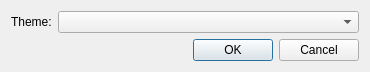
This is dialogs/settingsdialog.ui in REDasmOrg/REDasm as Qt 5 draws it before an edit. The edited form follows.
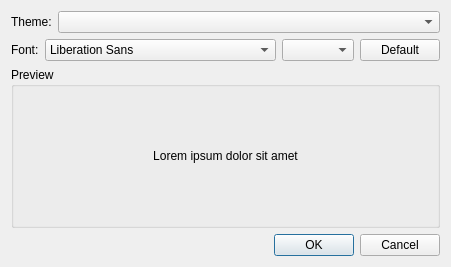
This is the edited form.

Commit message: Added Font settings

```diff
--- a/dialogs/settingsdialog.ui
+++ b/dialogs/settingsdialog.ui
@@ -6,8 +6,8 @@
    <rect>
     <x>0</x>
     <y>0</y>
-    <width>370</width>
-    <height>68</height>
+    <width>439</width>
+    <height>267</height>
    </rect>
   </property>
   <property name="sizePolicy">
@@ -22,7 +22,7 @@
   <property name="modal">
    <bool>true</bool>
   </property>
-  <layout class="QVBoxLayout" name="verticalLayout">
+  <layout class="QVBoxLayout" name="verticalLayout_3" stretch="0,0,1">
    <item>
     <layout class="QHBoxLayout" name="horizontalLayout" stretch="0,1">
      <item>
@@ -37,6 +37,63 @@
      </item>
     </layout>
    </item>
+   <item>
+    <layout class="QVBoxLayout" name="verticalLayout_2" stretch="0,1">
+     <item>
+      <layout class="QHBoxLayout" name="horizontalLayout_2" stretch="0,10,2,0">
+       <item>
+        <widget class="QLabel" name="label_3">
+         <property name="text">
+          <string>Font:</string>
+         </property>
+        </widget>
+       </item>
+       <item>
+        <widget class="QFontComboBox" name="fcbFonts">
+         <property name="editable">
+          <bool>false</bool>
+         </property>
+         <property name="frame">
+          <bool>true</bool>
+         </property>
+        </widget>
+       </item>
+       <item>
+        <widget class="QComboBox" name="cbSizes"/>
+       </item>
+       <item>
+        <widget class="QPushButton" name="pbDefaultFont">
+         <property name="text">
+          <string>Default</string>
+         </property>
+        </widget>
+       </item>
+      </layout>
+     </item>
+     <item>
+      <widget class="QGroupBox" name="groupBox">
+       <property name="title">
+        <string>Preview</string>
+       </property>
+       <property name="flat">
+        <bool>false</bool>
+       </property>
+       <layout class="QVBoxLayout" name="verticalLayout">
+        <item>
+         <widget class="QLabel" name="lblPreview">
+          <property name="text">
+           <string>Lorem ipsum dolor sit amet</string>
+          </property>
+          <property name="alignment">
+           <set>Qt::AlignCenter</set>
+          </property>
+         </widget>
+        </item>
+       </layout>
+      </widget>
+     </item>
+    </layout>
+   </item>
    <item>
     <widget class="QDialogButtonBox" name="buttonBox">
      <property name="orientation">
```
The commit also changes 7 other files.
